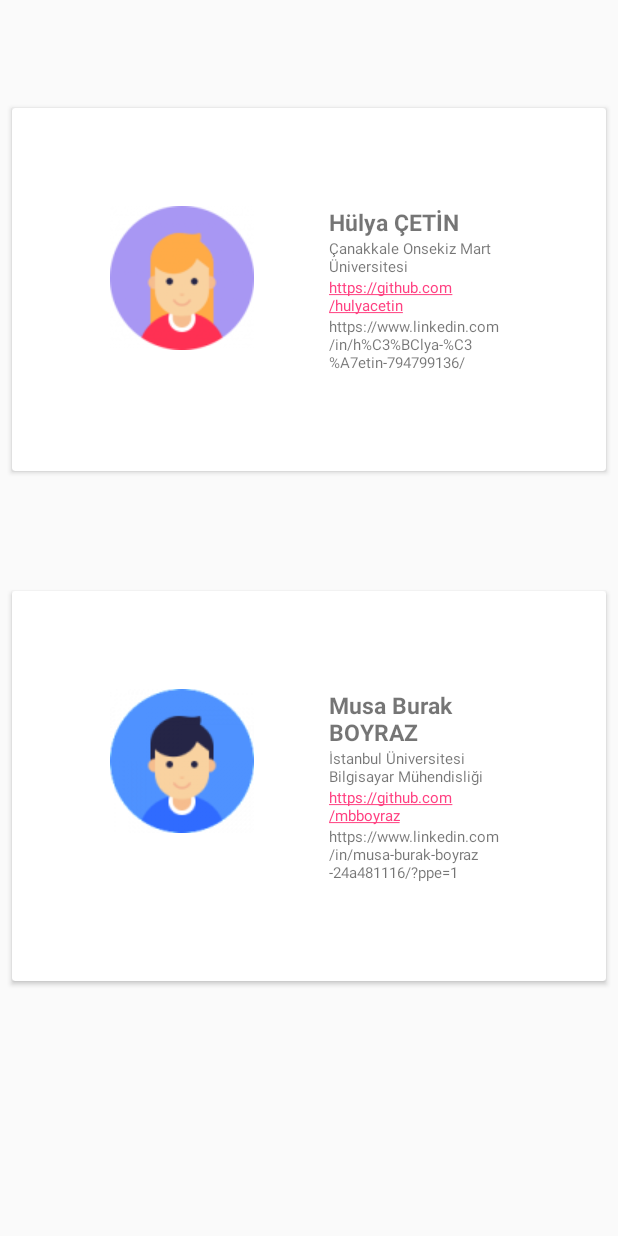
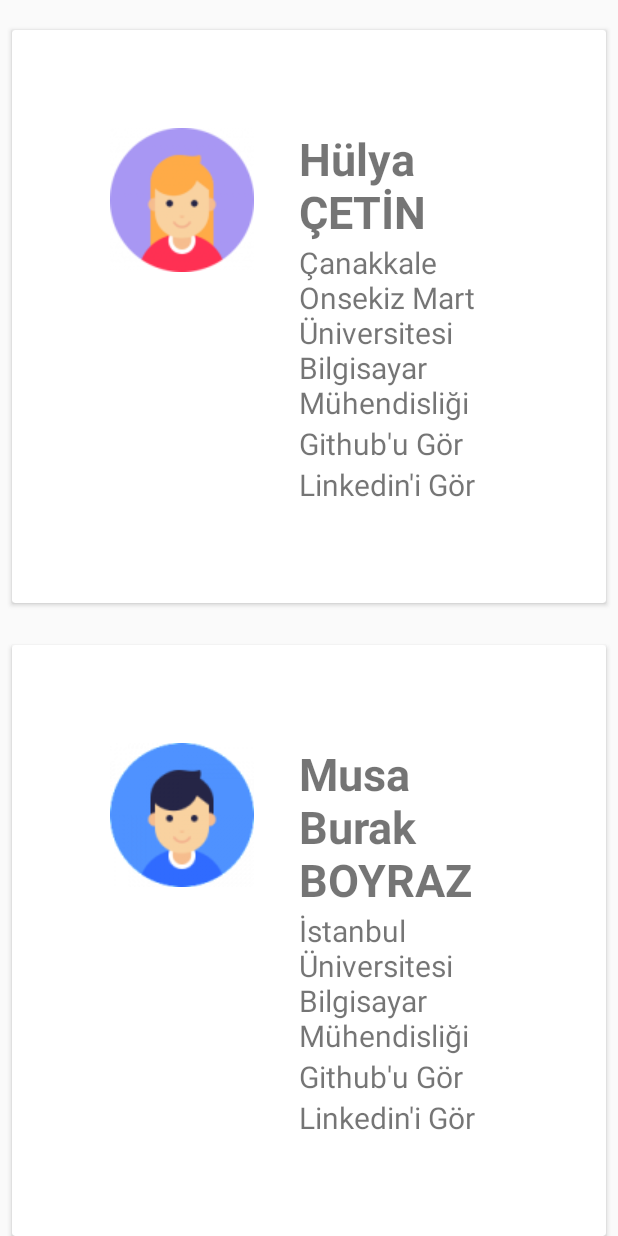
Before and after one commit to mbboyraz/BugunYemekteNeVar, an Android app: the AboutUsActivity screen opened directly, with no data from a screen before it, on a phone screen of 412 x 824 dp. Run offline under Robolectric (Android 15) with nearby library versions, the phone set to English and light mode, and no system bars.

Commit message:
linkler düzenlendi

```diff
--- a/app/src/main/java/com/example/hulya/yemekhane/adapter/RecyclerAboutUsAdapter.java
+++ b/app/src/main/java/com/example/hulya/yemekhane/adapter/RecyclerAboutUsAdapter.java
@@ -44,9 +44,9 @@ public class RecyclerAboutUsAdapter extends RecyclerView.Adapter<RecyclerAboutUs
         holder.github.setText(selectedAboutUsVM.getGithub());
         holder.linkedin.setText(selectedAboutUsVM.getLinkedin());
         holder.person_photo.setImageResource(selectedAboutUsVM.getPerson_photo());
-        holder.github.setTag(selectedAboutUsVM.getGithub());
+        holder.github.setTag(selectedAboutUsVM.getGithub_link());
         holder.github.setOnClickListener(this);
-        holder.linkedin.setTag(selectedAboutUsVM.getLinkedin());
+        holder.linkedin.setTag(selectedAboutUsVM.getLinkedin_link());
         holder.linkedin.setOnClickListener(this);
     }
 
--- a/app/src/main/java/com/example/hulya/yemekhane/dummydata/DeveloperInformationData.java
+++ b/app/src/main/java/com/example/hulya/yemekhane/dummydata/DeveloperInformationData.java
@@ -21,9 +21,11 @@ public class DeveloperInformationData {
 
         AboutUsVM aboutUsVM = new AboutUsVM();
         aboutUsVM.setPerson_name("Hülya ÇETİN");
-        aboutUsVM.setPerson_information("Çanakkale Onsekiz Mart Üniversitesi");
-        aboutUsVM.setGithub("https://github.com/hulyacetin");
-        aboutUsVM.setLinkedin("https://www.linkedin.com/in/h%C3%BClya-%C3%A7etin-794799136/");
+        aboutUsVM.setPerson_information("Çanakkale Onsekiz Mart Üniversitesi Bilgisayar Mühendisliği");
+        aboutUsVM.setGithub("Github'u Gör");
+        aboutUsVM.setLinkedin("Linkedin'i Gör");
+        aboutUsVM.setGithub_link("https://github.com/hulyacetin");
+        aboutUsVM.setLinkedin_link("https://www.linkedin.com/in/h%C3%BClya-%C3%A7etin-794799136/");
         aboutUsVM.setPerson_photo(girl);
 
         listAboutUs.add(aboutUsVM);
@@ -31,8 +33,10 @@ public class DeveloperInformationData {
         aboutUsVM = new AboutUsVM();
         aboutUsVM.setPerson_name("Musa Burak BOYRAZ");
         aboutUsVM.setPerson_information("İstanbul Üniversitesi Bilgisayar Mühendisliği");
-        aboutUsVM.setLinkedin("https://www.linkedin.com/in/musa-burak-boyraz-24a481116/?ppe=1");
-        aboutUsVM.setGithub("https://github.com/mbboyraz");
+        aboutUsVM.setGithub("Github'u Gör");
+        aboutUsVM.setLinkedin("Linkedin'i Gör");
+        aboutUsVM.setLinkedin_link("https://www.linkedin.com/in/musa-burak-boyraz-24a481116/?ppe=1");
+        aboutUsVM.setGithub_link("https://github.com/mbboyraz");
         aboutUsVM.setPerson_photo(boy);
 
         listAboutUs.add(aboutUsVM);
--- a/app/src/main/java/com/example/hulya/yemekhane/viewmodel/AboutUsVM.java
+++ b/app/src/main/java/com/example/hulya/yemekhane/viewmodel/AboutUsVM.java
@@ -12,6 +12,25 @@ public class AboutUsVM {
     public String person_name;
     public String person_information;
     public String github, linkedin;
+    public String linkedin_link;
+    public String github_link;
+
+    public String getGithub_link() {
+        return github_link;
+    }
+
+    public void setGithub_link(String github_link) {
+        this.github_link = github_link;
+    }
+
+    public String getLinkedin_link() {
+        return linkedin_link;
+    }
+
+    public void setLinkedin_link(String linkedin_link) {
+        this.linkedin_link = linkedin_link;
+    }
+
 
     public int getPerson_photo() {
         return person_photo;
--- a/app/src/main/res/layout/adapter_about_us.xml
+++ b/app/src/main/res/layout/adapter_about_us.xml
@@ -12,7 +12,7 @@
         android:layout_marginBottom="8dp"
         android:layout_marginLeft="8dp"
         android:layout_marginRight="8dp"
-        android:layout_marginTop="72dp">
+        android:layout_marginTop="20dp">
 
         <RelativeLayout
             android:layout_width="match_parent"
@@ -25,7 +25,7 @@
                 android:layout_height="wrap_content"
                 android:layout_alignParentLeft="true"
                 android:layout_alignParentTop="true"
-                android:layout_marginRight="50dp" />
+                android:layout_marginRight="30dp" />
 
             <TextView
                 android:id="@+id/activity_about_us_textview_person_name1"
@@ -34,7 +34,7 @@
                 android:layout_alignParentTop="true"
                 android:layout_toRightOf="@+id/activity_about_us_imageview_person_photo1"
                 android:text="Hülya Çetin"
-                android:textSize="15sp"
+                android:textSize="30sp"
                 android:textStyle="bold" />
 
             <TextView
@@ -43,8 +43,7 @@
                 android:layout_height="wrap_content"
                 android:layout_below="@+id/activity_about_us_textview_person_name1"
                 android:layout_toRightOf="@+id/activity_about_us_imageview_person_photo1"
-                android:text="Çanakkale Onsekiz Mart Üniversitesi"
-                android:textSize="10dp" />
+                android:textSize="20dp" />
 
             <TextView
                 android:id="@+id/activity_about_us_textview_github1"
@@ -52,11 +51,9 @@
                 android:layout_height="wrap_content"
                 android:layout_below="@+id/activity_about_us_textview_person_information1"
                 android:layout_toRightOf="@+id/activity_about_us_imageview_person_photo1"
-                android:autoLink="web"
                 android:clickable="true"
                 android:onClick="onClick"
-                android:text="Github'u gör"
-                android:textSize="10dp" />
+                android:textSize="20dp" />
 
             <TextView
                 android:id="@+id/activity_about_us_textview_linkedin1"
@@ -66,8 +63,7 @@
                 android:layout_toRightOf="@+id/activity_about_us_imageview_person_photo1"
                 android:clickable="true"
                 android:onClick="onClick"
-                android:text="LinkedIn'i gör"
-                android:textSize="10dp" />
+                android:textSize="20dp" />
 
         </RelativeLayout>
 
--- a/app/src/main/res/menu/activity_action_about_us.xml
+++ b/app/src/main/res/menu/activity_action_about_us.xml
@@ -7,6 +7,7 @@
         android:showAsAction="never"
         android:title="Hakkımızda">
 
+
     </item>
 
 
--- a/app/src/main/res/values/strings.xml
+++ b/app/src/main/res/values/strings.xml
@@ -1,3 +1,3 @@
 <resources>
-    <string name="app_name">Uygulama İsmi</string>
+    <string name="app_name">Bugün Yemekte Ne Var?</string>
 </resources>
--- a/app/src/main/res/values/styles.xml
+++ b/app/src/main/res/values/styles.xml
@@ -8,6 +8,7 @@
         <item name="colorPrimaryDark">#ae1515</item>
         <item name="colorAccent">@color/colorAccent</item>
     </style>
+
 
     <style name="spinnerItemStyle">
         <item name="android:textAppearance">@style/TextAppearance.AppCompat.Subhead</item>
```
